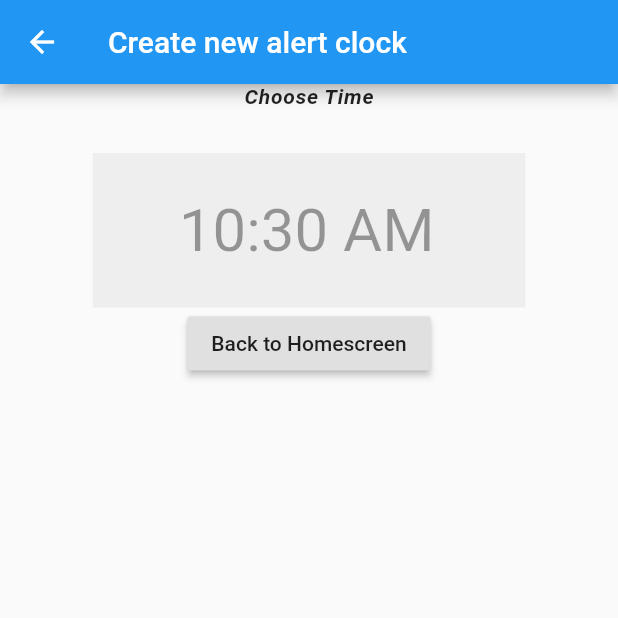
After one commit to Yetam42/Alarm-Clock, a Flutter app: the OldScreen screen opened by its route, on a phone screen of 412 x 824 dp, the top half of it. The commit adds this screen. Run offline on Flutter 3.47's test engine with Material 2 defaults, Android fonts, the phone set to English and light mode, and no system bars; our stand-ins replace date_format, sqflite; missing offline and left inert: flutter_ringtone_player, light; accounts and stored records are empty.

Commit message:
- changed dart - filenames - changed some variable names

```diff
--- a/lib/weckerClass.dart
+++ b/lib/Classes/wecker.dart
@@ -1,4 +1,5 @@
 class Wecker {
+
   int id;
   String time;
   String name;
--- a/lib/WeckerErstellen.dart
+++ b/lib/create_new_alert.dart
@@ -2,7 +2,7 @@ import 'package:flutter/material.dart';
 import 'package:flutter/widgets.dart';
 import 'package:path/path.dart';
 import 'package:sqflite/sqflite.dart';
-import 'package:wecker/weckerClass.dart';
+import 'package:wecker/Classes/wecker.dart';
 
 void main() async {
   WidgetsFlutterBinding.ensureInitialized();
@@ -53,7 +53,7 @@ void main() async {
   print(await wecker());
 }*/
 
-class WeckerErstellen extends StatelessWidget {
+class CreateNewAlert extends StatelessWidget {
   final myController = TextEditingController();
 
   @override
--- /dev/null
+++ b/lib/old_screen.dart
@@ -0,0 +1,65 @@
+import 'package:flutter/cupertino.dart';
+import 'package:flutter/material.dart';
+import 'package:flutter_ringtone_player/flutter_ringtone_player.dart';
+import 'package:wecker/time_selecter.dart';
+import 'package:wecker/BrightnessWidget.dart';
+
+class OldScreen extends StatefulWidget {
+  @override
+  OldScreenState createState() => OldScreenState();
+}
+
+/* =======================
+ * Screen cotent
+ * ======================= */
+class OldScreenState extends State<OldScreen> {
+  //var actic = Wecker(id: 0, time: '10:00 AM', name: 'Actic', active: true);
+
+  @override
+  Widget build(BuildContext context) {
+    return Scaffold(
+
+      appBar: AppBar(
+        title: const Text('Create new alert clock'),
+      ),
+
+      body: Center(
+        child: Column(
+          children: <Widget>[
+            //Padding(
+            //  padding: EdgeInsets.all(8),
+            //  child: RaisedButton(
+            //    child: const Text('playAlarm'),
+            //    onPressed: () {
+            //      FlutterRingtonePlayer.playAlarm();
+            //    },
+            //  ),
+            //),
+            //BrightnessWidget(),
+
+            // Little description
+            Text(
+              'Choose Time',
+              style: TextStyle(
+                  fontStyle: FontStyle.italic,
+                  fontWeight: FontWeight.w600,
+                  letterSpacing: 0.5),
+            ),
+
+            // The widget to select the time
+            TimeSelecter(),
+            // The button to save the time
+
+
+            RaisedButton(
+              child: Text('Back to Homescreen'),
+              onPressed: () {
+                Navigator.pop(context);
+              },
+            )
+          ],
+        ),
+      ),
+    );
+  }
+}
--- /dev/null
+++ b/lib/time_selecter.dart
@@ -0,0 +1,154 @@
+/* =======================
+ * Imports
+ * ======================= */
+import 'package:date_format/date_format.dart';
+import 'package:flutter/material.dart';
+import 'dart:developer' as dev;
+
+class TimeSelecter extends StatefulWidget {
+  @override
+  _TimeSelecterState createState() => _TimeSelecterState();
+}
+
+class _TimeSelecterState extends State<TimeSelecter> {
+
+  double _height;
+  double _width;
+
+  String _selectedAlertTime;
+  String _hour;
+  String _minute;
+  String _time;
+  String dateTime;
+
+  TimeOfDay selectedTime;
+  TextEditingController _timeController;
+
+  /* -----------------
+   * Constructor
+   * ----------------- */
+  _TimeSelecterState() {
+    int suggestedHour = (TimeOfDay.now().hour + 1) % 13;
+
+    // Give a first assumption that the user wants
+    // to set the timer one hour later
+    this.selectedTime = TimeOfDay(
+        hour: suggestedHour,
+        minute: TimeOfDay.now().minute
+    );
+
+    this._timeController = TextEditingController();
+  }
+
+  /* -----------------
+   * Functions
+   * ----------------- */
+  void _updateTimeDisplay(BuildContext context) async {
+    // This functions refreshes the time which is displayed by the
+    // "_timeController"
+
+    final TimeOfDay picked = await showTimePicker(
+        context: context,
+        initialTime: selectedTime
+    );
+
+    if (picked != null)
+      setState(() {
+        selectedTime = picked;
+        _hour = selectedTime.hour.toString();
+        _minute = selectedTime.minute.toString();
+        _time = "${_hour}:${_minute}";
+        _timeController.text = _time;
+        _timeController.text = formatDate(
+            DateTime(2020, 08, 1, selectedTime.hour, selectedTime.minute),
+            [hh, ':', nn, " ", am]).toString();
+      });
+  }
+
+  //String compare(zeug) {
+  //  String a = '';
+  //  if (zeug ==
+  //      formatDate(
+  //          DateTime(2020, 08, 1, DateTime.now().hour, DateTime.now().minute),
+  //          [hh, ':', nn, " ", am]).toString()) {
+  //    a = 'Yes';
+  //  }
+  //  //print(_selectTime(context));
+  //  return a;
+  //}
+
+  @override
+  void initState() {
+    _timeController.text = formatDate(
+        DateTime(2020, 08, 1, DateTime.now().hour, DateTime.now().minute),
+        [hh, ':', nn, " ", am]).toString();
+    super.initState();
+  }
+
+  /* -----------------------------
+   * The looking of this widget
+   * ----------------------------- */
+  @override
+  Widget build(BuildContext context) {
+    _height = MediaQuery.of(context).size.shortestSide;
+    _width = MediaQuery.of(context).size.width;
+
+    return Column(
+          mainAxisSize: MainAxisSize.min,
+          children: <Widget>[
+            InkWell(
+
+              // Report the current time (not neccessary for the client)
+              onTap: () {
+                _updateTimeDisplay(context);
+
+                dev.log(
+                    "Current selected time: ${_timeController.text}",
+                    name: "TimeSelecter => TimeDisplayValue");
+              },
+
+              child: Container(
+
+                // The time block where the selected alert time is displayed
+                margin: EdgeInsets.only(top: 30),
+                width: _width * 0.7,
+                height: _height * 0.25,
+                alignment: Alignment.center,
+                decoration: BoxDecoration(color: Colors.grey[200]),
+
+                child: TextFormField(
+                  style: TextStyle(fontSize: 40),
+                  textAlign: TextAlign.center,
+                  onSaved: (String val) {
+                    _selectedAlertTime = val;
+                  },
+                  enabled: false,
+                  keyboardType: TextInputType.text,
+
+                  // the circle to select the number
+                  controller: _timeController,
+                  decoration: InputDecoration(
+                      disabledBorder:
+                          UnderlineInputBorder(borderSide: BorderSide.none),
+                      contentPadding: EdgeInsets.all(5)
+                  ),
+                ),
+              ),
+            ),
+
+        ],
+    );
+
+//Erzeugt einen Knopf mit dem man manuell in die Datenbank hochladen kann
+          /*RaisedButton(
+            child: const Text('In Datenbank speicher'),
+              onPressed: () {
+                createData(_timeController.text);
+                print(_timeController.text);
+              }
+          ),*/
+    //    ],
+    //  ),
+    //);
+  }
+}
```
Also changed, not shown: lib/Classes/create_alarm.dart (renamed from lib/test.dart, +2 -66 lines), lib/Classes/database_helper.dart (added, +74 -0 lines), lib/SelectTime.dart (deleted, +0 -127 lines), lib/alert_clock_list.dart (renamed from lib/kp.dart, +13 -8 lines), lib/main.dart (+27 -80 lines), 1 other file.
